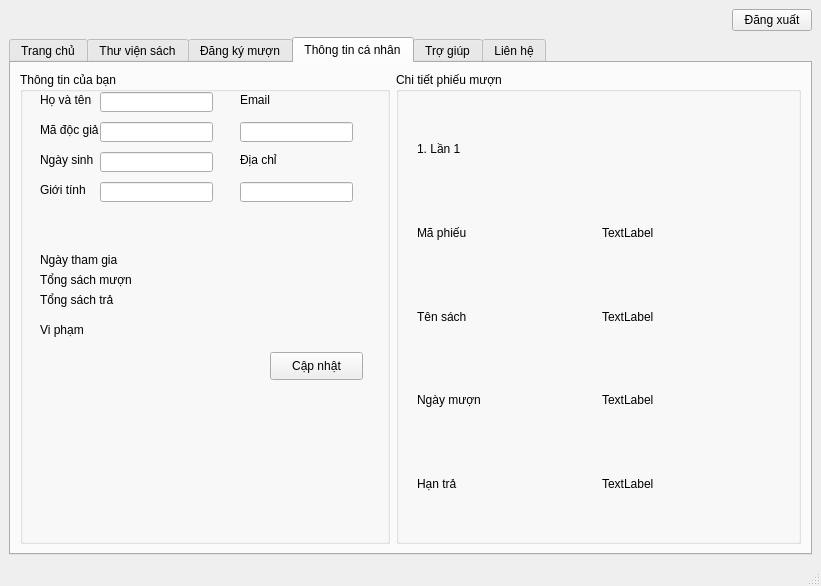
First picture: the form in reader.ui, repository duydvu/Library, before the edit.
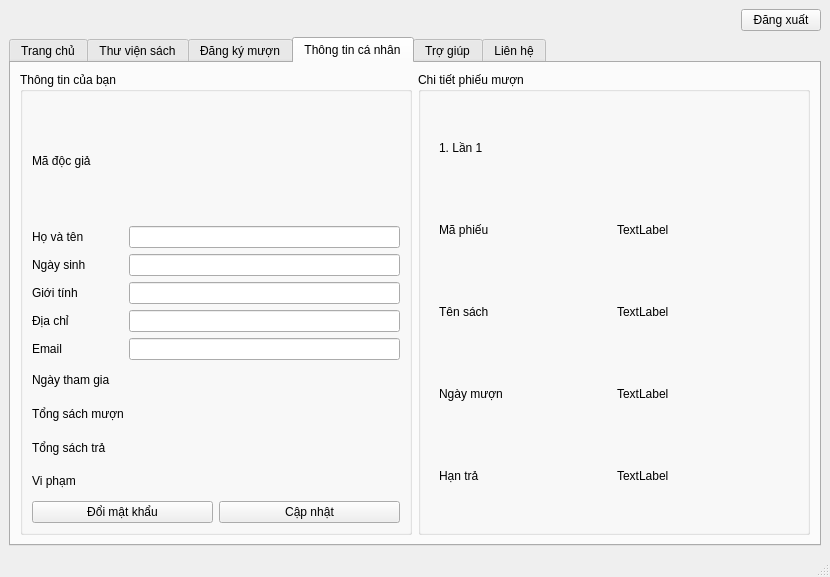
Second picture: the form after the edit. The open tabs and pages were chosen to show the change.

Patch:
```diff
--- a/reader.ui
+++ b/reader.ui
@@ -6,8 +6,8 @@
    <rect>
     <x>0</x>
     <y>0</y>
-    <width>821</width>
-    <height>586</height>
+    <width>830</width>
+    <height>577</height>
    </rect>
   </property>
   <property name="windowTitle">
@@ -367,256 +367,6 @@
           <string>Thông tin cá nhân</string>
          </attribute>
          <layout class="QGridLayout" name="gridLayout_3">
-          <item row="0" column="0">
-           <widget class="QGroupBox" name="personalInfo">
-            <property name="minimumSize">
-             <size>
-              <width>370</width>
-              <height>341</height>
-             </size>
-            </property>
-            <property name="title">
-             <string>Thông tin của bạn</string>
-            </property>
-            <widget class="QLabel" name="name_2">
-             <property name="geometry">
-              <rect>
-               <x>20</x>
-               <y>20</y>
-               <width>55</width>
-               <height>16</height>
-              </rect>
-             </property>
-             <property name="text">
-              <string>Họ và tên</string>
-             </property>
-            </widget>
-            <widget class="QLabel" name="id_2">
-             <property name="geometry">
-              <rect>
-               <x>20</x>
-               <y>50</y>
-               <width>81</width>
-               <height>16</height>
-              </rect>
-             </property>
-             <property name="text">
-              <string>Mã độc giả</string>
-             </property>
-            </widget>
-            <widget class="QLabel" name="dob_2">
-             <property name="geometry">
-              <rect>
-               <x>20</x>
-               <y>80</y>
-               <width>81</width>
-               <height>16</height>
-              </rect>
-             </property>
-             <property name="text">
-              <string>Ngày sinh</string>
-             </property>
-            </widget>
-            <widget class="QLabel" name="sex_2">
-             <property name="geometry">
-              <rect>
-               <x>20</x>
-               <y>110</y>
-               <width>81</width>
-               <height>16</height>
-              </rect>
-             </property>
-             <property name="text">
-              <string>Giới tính</string>
-             </property>
-            </widget>
-            <widget class="QLabel" name="email_2">
-             <property name="geometry">
-              <rect>
-               <x>220</x>
-               <y>20</y>
-               <width>101</width>
-               <height>16</height>
-              </rect>
-             </property>
-             <property name="text">
-              <string>Email</string>
-             </property>
-            </widget>
-            <widget class="QLabel" name="address_2">
-             <property name="geometry">
-              <rect>
-               <x>220</x>
-               <y>80</y>
-               <width>101</width>
-               <height>16</height>
-              </rect>
-             </property>
-             <property name="text">
-              <string>Địa chỉ</string>
-             </property>
-            </widget>
-            <widget class="QLabel" name="dop_2">
-             <property name="geometry">
-              <rect>
-               <x>20</x>
-               <y>180</y>
-               <width>141</width>
-               <height>16</height>
-              </rect>
-             </property>
-             <property name="text">
-              <string>Ngày tham gia</string>
-             </property>
-            </widget>
-            <widget class="QLabel" name="label_8">
-             <property name="geometry">
-              <rect>
-               <x>20</x>
-               <y>200</y>
-               <width>121</width>
-               <height>16</height>
-              </rect>
-             </property>
-             <property name="text">
-              <string>Tổng sách mượn</string>
-             </property>
-            </widget>
-            <widget class="QLabel" name="label_9">
-             <property name="geometry">
-              <rect>
-               <x>20</x>
-               <y>220</y>
-               <width>121</width>
-               <height>16</height>
-              </rect>
-             </property>
-             <property name="text">
-              <string>Tổng sách trả</string>
-             </property>
-            </widget>
-            <widget class="QLabel" name="label_10">
-             <property name="geometry">
-              <rect>
-               <x>20</x>
-               <y>250</y>
-               <width>121</width>
-               <height>16</height>
-              </rect>
-             </property>
-             <property name="text">
-              <string>Vi phạm</string>
-             </property>
-            </widget>
-            <widget class="QPushButton" name="changeButton">
-             <property name="geometry">
-              <rect>
-               <x>250</x>
-               <y>280</y>
-               <width>93</width>
-               <height>28</height>
-              </rect>
-             </property>
-             <property name="text">
-              <string>Cập nhật</string>
-             </property>
-            </widget>
-            <widget class="QLineEdit" name="name">
-             <property name="geometry">
-              <rect>
-               <x>80</x>
-               <y>20</y>
-               <width>113</width>
-               <height>20</height>
-              </rect>
-             </property>
-             <property name="echoMode">
-              <enum>QLineEdit::Normal</enum>
-             </property>
-             <property name="readOnly">
-              <bool>true</bool>
-             </property>
-            </widget>
-            <widget class="QLineEdit" name="id">
-             <property name="geometry">
-              <rect>
-               <x>80</x>
-               <y>50</y>
-               <width>113</width>
-               <height>20</height>
-              </rect>
-             </property>
-             <property name="readOnly">
-              <bool>true</bool>
-             </property>
-            </widget>
-            <widget class="QLineEdit" name="dob">
-             <property name="geometry">
-              <rect>
-               <x>80</x>
-               <y>80</y>
-               <width>113</width>
-               <height>20</height>
-              </rect>
-             </property>
-             <property name="readOnly">
-              <bool>true</bool>
-             </property>
-            </widget>
-            <widget class="QLineEdit" name="sex">
-             <property name="geometry">
-              <rect>
-               <x>80</x>
-               <y>110</y>
-               <width>113</width>
-               <height>20</height>
-              </rect>
-             </property>
-             <property name="readOnly">
-              <bool>true</bool>
-             </property>
-            </widget>
-            <widget class="QLineEdit" name="email">
-             <property name="geometry">
-              <rect>
-               <x>220</x>
-               <y>50</y>
-               <width>113</width>
-               <height>20</height>
-              </rect>
-             </property>
-             <property name="readOnly">
-              <bool>true</bool>
-             </property>
-            </widget>
-            <widget class="QLineEdit" name="address">
-             <property name="geometry">
-              <rect>
-               <x>220</x>
-               <y>110</y>
-               <width>113</width>
-               <height>20</height>
-              </rect>
-             </property>
-             <property name="readOnly">
-              <bool>true</bool>
-             </property>
-            </widget>
-            <widget class="QLabel" name="dop">
-             <property name="geometry">
-              <rect>
-               <x>100</x>
-               <y>180</y>
-               <width>131</width>
-               <height>21</height>
-              </rect>
-             </property>
-             <property name="text">
-              <string/>
-             </property>
-            </widget>
-           </widget>
-          </item>
           <item row="0" column="1">
            <widget class="QGroupBox" name="cartInfo">
             <property name="minimumSize">
@@ -723,6 +473,256 @@
             </layout>
            </widget>
           </item>
+          <item row="0" column="0">
+           <widget class="QGroupBox" name="personalInfo">
+            <property name="minimumSize">
+             <size>
+              <width>370</width>
+              <height>341</height>
+             </size>
+            </property>
+            <property name="title">
+             <string>Thông tin của bạn</string>
+            </property>
+            <layout class="QVBoxLayout" name="verticalLayout_7" stretch="2,1,0">
+             <item>
+              <layout class="QVBoxLayout" name="verticalLayout_9">
+               <item>
+                <layout class="QHBoxLayout" name="horizontalLayout_11" stretch="1,3">
+                 <item>
+                  <widget class="QLabel" name="id_2">
+                   <property name="text">
+                    <string>Mã độc giả</string>
+                   </property>
+                  </widget>
+                 </item>
+                 <item>
+                  <widget class="QLabel" name="id">
+                   <property name="text">
+                    <string/>
+                   </property>
+                  </widget>
+                 </item>
+                </layout>
+               </item>
+               <item>
+                <layout class="QHBoxLayout" name="horizontalLayout_12" stretch="1,3">
+                 <item>
+                  <widget class="QLabel" name="name_2">
+                   <property name="text">
+                    <string>Họ và tên</string>
+                   </property>
+                  </widget>
+                 </item>
+                 <item>
+                  <widget class="QLineEdit" name="name">
+                   <property name="echoMode">
+                    <enum>QLineEdit::Normal</enum>
+                   </property>
+                   <property name="readOnly">
+                    <bool>true</bool>
+                   </property>
+                  </widget>
+                 </item>
+                </layout>
+               </item>
+               <item>
+                <layout class="QHBoxLayout" name="horizontalLayout_13" stretch="1,3">
+                 <item>
+                  <widget class="QLabel" name="dob_2">
+                   <property name="text">
+                    <string>Ngày sinh</string>
+                   </property>
+                  </widget>
+                 </item>
+                 <item>
+                  <widget class="QLineEdit" name="dob">
+                   <property name="readOnly">
+                    <bool>true</bool>
+                   </property>
+                  </widget>
+                 </item>
+                </layout>
+               </item>
+               <item>
+                <layout class="QHBoxLayout" name="horizontalLayout_14" stretch="1,3">
+                 <item>
+                  <widget class="QLabel" name="sex_2">
+                   <property name="text">
+                    <string>Giới tính</string>
+                   </property>
+                  </widget>
+                 </item>
+                 <item>
+                  <widget class="QLineEdit" name="sex">
+                   <property name="readOnly">
+                    <bool>true</bool>
+                   </property>
+                  </widget>
+                 </item>
+                </layout>
+               </item>
+               <item>
+                <layout class="QHBoxLayout" name="horizontalLayout_21" stretch="1,3">
+                 <item>
+                  <widget class="QLabel" name="address_2">
+                   <property name="text">
+                    <string>Địa chỉ</string>
+                   </property>
+                  </widget>
+                 </item>
+                 <item>
+                  <widget class="QLineEdit" name="address">
+                   <property name="readOnly">
+                    <bool>true</bool>
+                   </property>
+                  </widget>
+                 </item>
+                </layout>
+               </item>
+               <item>
+                <layout class="QHBoxLayout" name="horizontalLayout_15" stretch="1,3">
+                 <item>
+                  <widget class="QLabel" name="email_2">
+                   <property name="text">
+                    <string>Email</string>
+                   </property>
+                  </widget>
+                 </item>
+                 <item>
+                  <widget class="QLineEdit" name="email">
+                   <property name="readOnly">
+                    <bool>true</bool>
+                   </property>
+                  </widget>
+                 </item>
+                </layout>
+               </item>
+              </layout>
+             </item>
+             <item>
+              <layout class="QVBoxLayout" name="verticalLayout_11">
+               <item>
+                <layout class="QHBoxLayout" name="horizontalLayout_17" stretch="1,3">
+                 <item>
+                  <widget class="QLabel" name="dop_2">
+                   <property name="text">
+                    <string>Ngày tham gia</string>
+                   </property>
+                  </widget>
+                 </item>
+                 <item>
+                  <widget class="QLabel" name="dop">
+                   <property name="text">
+                    <string/>
+                   </property>
+                  </widget>
+                 </item>
+                </layout>
+               </item>
+               <item>
+                <layout class="QHBoxLayout" name="horizontalLayout_18" stretch="1,3">
+                 <item>
+                  <widget class="QLabel" name="label_8">
+                   <property name="text">
+                    <string>Tổng sách mượn</string>
+                   </property>
+                  </widget>
+                 </item>
+                 <item>
+                  <widget class="QLabel" name="allbor">
+                   <property name="text">
+                    <string/>
+                   </property>
+                  </widget>
+                 </item>
+                </layout>
+               </item>
+               <item>
+                <layout class="QHBoxLayout" name="horizontalLayout_19" stretch="1,3">
+                 <item>
+                  <widget class="QLabel" name="label_9">
+                   <property name="text">
+                    <string>Tổng sách trả</string>
+                   </property>
+                  </widget>
+                 </item>
+                 <item>
+                  <widget class="QLabel" name="allreturn">
+                   <property name="text">
+                    <string/>
+                   </property>
+                  </widget>
+                 </item>
+                </layout>
+               </item>
+               <item>
+                <layout class="QHBoxLayout" name="horizontalLayout_20" stretch="1,3">
+                 <item>
+                  <widget class="QLabel" name="label_10">
+                   <property name="text">
+                    <string>Vi phạm</string>
+                   </property>
+                  </widget>
+                 </item>
+                 <item>
+                  <widget class="QLabel" name="infringe">
+                   <property name="text">
+                    <string/>
+                   </property>
+                  </widget>
+                 </item>
+                </layout>
+               </item>
+              </layout>
+             </item>
+             <item>
+              <layout class="QHBoxLayout" name="horizontalLayout_16">
+               <item>
+                <widget class="QPushButton" name="changePass">
+                 <property name="text">
+                  <string>Đổi mật khẩu</string>
+                 </property>
+                </widget>
+               </item>
+               <item>
+                <widget class="QPushButton" name="changeButton">
+                 <property name="text">
+                  <string>Cập nhật</string>
+                 </property>
+                </widget>
+               </item>
+              </layout>
+             </item>
+            </layout>
+            <zorder>name_2</zorder>
+            <zorder>id_2</zorder>
+            <zorder>dob_2</zorder>
+            <zorder>sex_2</zorder>
+            <zorder>email_2</zorder>
+            <zorder>address_2</zorder>
+            <zorder>dop_2</zorder>
+            <zorder>label_8</zorder>
+            <zorder>label_9</zorder>
+            <zorder>label_10</zorder>
+            <zorder>changeButton</zorder>
+            <zorder>name</zorder>
+            <zorder>dob</zorder>
+            <zorder>sex</zorder>
+            <zorder>email</zorder>
+            <zorder>address</zorder>
+            <zorder>dop</zorder>
+            <zorder>changePass</zorder>
+            <zorder>id</zorder>
+            <zorder>allbor</zorder>
+            <zorder>allreturn</zorder>
+            <zorder>infringe</zorder>
+            <zorder></zorder>
+            <zorder></zorder>
+            <zorder>address</zorder>
+            <zorder>address_2</zorder>
+           </widget>
+          </item>
          </layout>
         </widget>
         <widget class="QWidget" name="tab_3">
```
Left out of the diff: 123 changed lines with no effect on the pictures.
